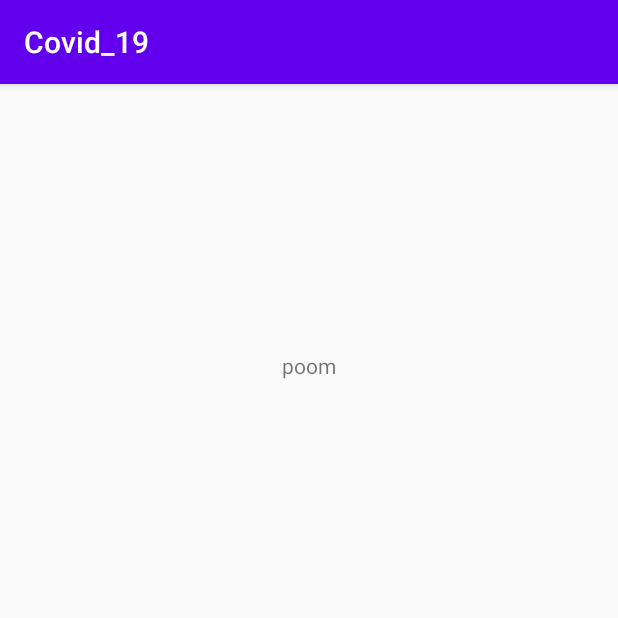
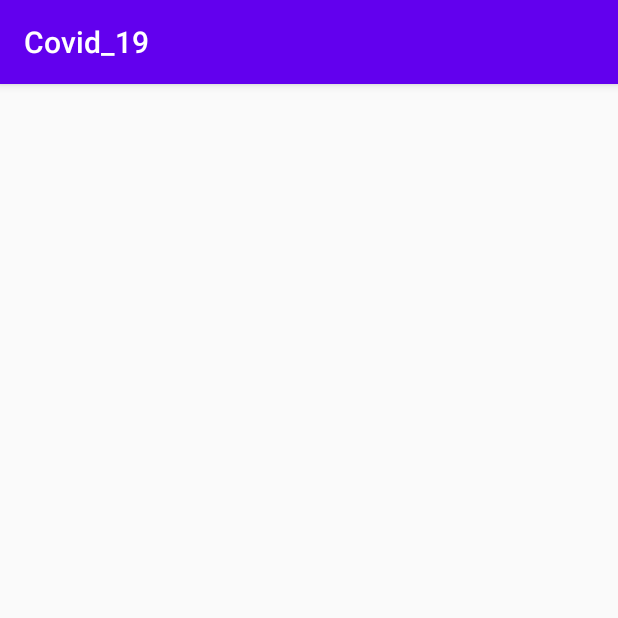
Before and after one commit to TpcBankk/Covid_19, an Android app: the MainActivity screen opened directly, with no data from a screen before it, on a phone screen of 412 x 824 dp, the top half of it. Run offline under Robolectric (Android 15) with nearby library versions, the phone set to English and light mode, and no system bars; our stand-ins replace Firebase (no records; nobody signed in at launch, a user with empty details on screens opened directly); Roboto replaces fonts that are not available here.

```diff
--- a/app/src/main/AndroidManifest.xml
+++ b/app/src/main/AndroidManifest.xml
@@ -11,7 +11,6 @@
         android:roundIcon="@mipmap/ic_launcher_round"
         android:supportsRtl="true"
         android:theme="@style/AppTheme">
-        <activity android:name=".Test"></activity>
         <activity android:name=".Login">
             <intent-filter>
                 <action android:name="android.intent.action.MAIN" />
--- a/app/src/main/res/layout/activity_main.xml
+++ b/app/src/main/res/layout/activity_main.xml
@@ -28,14 +28,4 @@
         app:layout_constraintTop_toTopOf="parent"
         app:layout_constraintVertical_bias="0.579" />
 
-    <TextView
-        android:id="@+id/textView2"
-        android:layout_width="wrap_content"
-        android:layout_height="wrap_content"
-        android:text="poom"
-        app:layout_constraintBottom_toTopOf="@+id/textView"
-        app:layout_constraintEnd_toEndOf="parent"
-        app:layout_constraintStart_toStartOf="parent"
-        app:layout_constraintTop_toTopOf="parent" />
-
 </androidx.constraintlayout.widget.ConstraintLayout>
```
